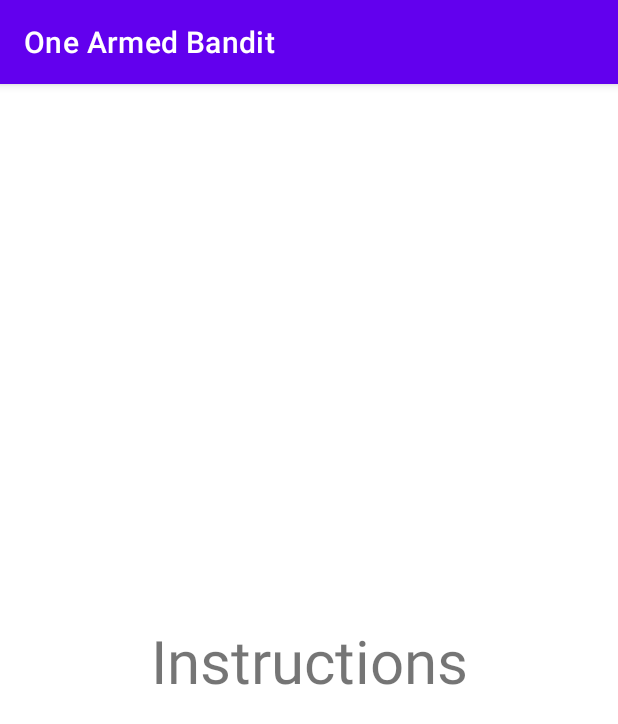
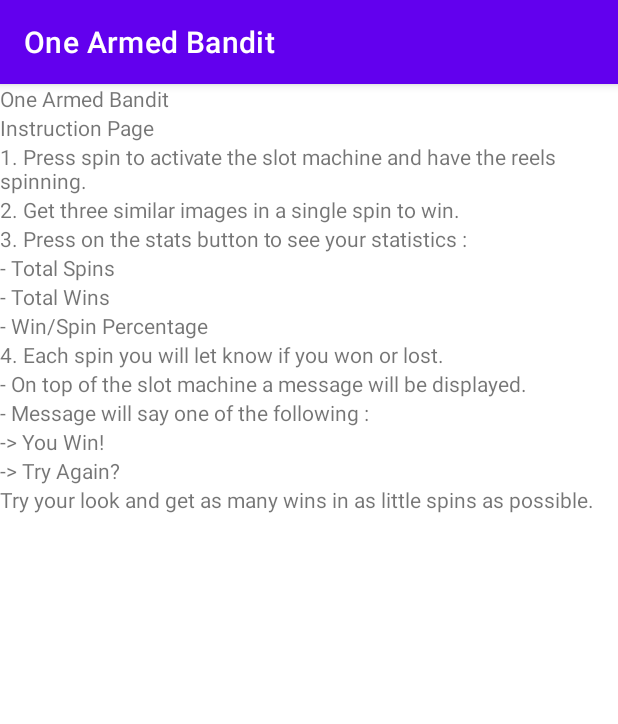
Before and after one commit to ndavido/One_Armed_Bandit, an Android app: the Instructions screen opened directly, with no data from a screen before it, on a phone screen of 412 x 824 dp. Shown: the top 724 px of the screen. Run offline under Robolectric (Android 15) with nearby library versions, the light colour scheme and no system bars.

Commit message:
Added RecyclerView for Instruction Page

```diff
--- a/app/src/main/java/com/example/onearmedbandit/Instructions.kt
+++ b/app/src/main/java/com/example/onearmedbandit/Instructions.kt
@@ -2,6 +2,9 @@ package com.example.onearmedbandit
 
 import androidx.appcompat.app.AppCompatActivity
 import android.os.Bundle
+import androidx.recyclerview.widget.RecyclerView
+import com.example.affirmations.adapter.ItemAdapter
+import com.example.onearmedbandit.data.Datasource
 
 /**
  * This activity allows the user to spin the reels in a slot machine
@@ -12,5 +15,15 @@ class Instructions : AppCompatActivity() {
     override fun onCreate(savedInstanceState: Bundle?) {
         super.onCreate(savedInstanceState)
         setContentView(R.layout.activity_instructions)
+
+        // Initialize data.
+        val myDataset = Datasource().loadRules()
+
+        val recyclerView = findViewById<RecyclerView>(R.id.recycler_view)
+        recyclerView.adapter = ItemAdapter(this, myDataset)
+
+        // Use this setting to improve performance if you know that changes
+        // in content do not change the layout size of the RecyclerView
+        recyclerView.setHasFixedSize(true)
     }
 }
--- /dev/null
+++ b/app/src/main/java/com/example/onearmedbandit/adapter/ItemAdapter.kt
@@ -0,0 +1,51 @@
+package com.example.affirmations.adapter
+
+import android.content.Context
+import android.view.LayoutInflater
+import android.view.View
+import android.view.ViewGroup
+import android.widget.TextView
+import androidx.recyclerview.widget.RecyclerView
+import com.example.onearmedbandit.R
+import com.example.onearmedbandit.model.Rules
+
+/**
+ * Adapter for the [RecyclerView] in [MainActivity]. Displays [Affirmation] data object.
+ */
+class ItemAdapter(
+    private val context: Context,
+    private val dataset: List<Rules>
+) : RecyclerView.Adapter<ItemAdapter.ItemViewHolder>() {
+
+    // Provide a reference to the views for each data item
+    // Complex data items may need more than one view per item, and
+    // you provide access to all the views for a data item in a view holder.
+    // Each data item is just an Affirmation object.
+    class ItemViewHolder(private val view: View) : RecyclerView.ViewHolder(view) {
+        val textView: TextView = view.findViewById(R.id.item_title)
+    }
+
+    /**
+     * Create new views (invoked by the layout manager)
+     */
+    override fun onCreateViewHolder(parent: ViewGroup, viewType: Int): ItemViewHolder {
+        // create a new view
+        val adapterLayout = LayoutInflater.from(parent.context)
+            .inflate(R.layout.list_item, parent, false)
+
+        return ItemViewHolder(adapterLayout)
+    }
+
+    /**
+     * Replace the contents of a view (invoked by the layout manager)
+     */
+    override fun onBindViewHolder(holder: ItemViewHolder, position: Int) {
+        val item = dataset[position]
+        holder.textView.text = context.resources.getString(item.stringResourceId)
+    }
+
+    /**
+     * Return the size of your dataset (invoked by the layout manager)
+     */
+    override fun getItemCount() = dataset.size
+}
--- /dev/null
+++ b/app/src/main/java/com/example/onearmedbandit/data/Datasource.kt
@@ -0,0 +1,26 @@
+package com.example.onearmedbandit.data
+
+import com.example.onearmedbandit.R
+import com.example.onearmedbandit.model.Rules
+
+class Datasource {
+
+    fun loadRules(): List<Rules> {
+        return listOf<Rules>(
+            Rules(R.string.rulesTitle),
+            Rules(R.string.rules1),
+            Rules(R.string.rules2),
+            Rules(R.string.rules3),
+            Rules(R.string.rules4),
+            Rules(R.string.rules5),
+            Rules(R.string.rules6),
+            Rules(R.string.rules7),
+            Rules(R.string.rules8),
+            Rules(R.string.rules9),
+            Rules(R.string.rules10),
+            Rules(R.string.rules11),
+            Rules(R.string.rules12),
+            Rules(R.string.rules13)
+        )
+    }
+}
--- /dev/null
+++ b/app/src/main/java/com/example/onearmedbandit/model/Rules.kt
@@ -0,0 +1,4 @@
+package com.example.onearmedbandit.model
+
+data class Rules(val stringResourceId: Int){
+}
--- a/app/src/main/res/layout/activity_instructions.xml
+++ b/app/src/main/res/layout/activity_instructions.xml
@@ -1,19 +1,16 @@
 <?xml version="1.0" encoding="utf-8"?>
-<androidx.constraintlayout.widget.ConstraintLayout xmlns:android="http://schemas.android.com/apk/res/android"
+<FrameLayout xmlns:android="http://schemas.android.com/apk/res/android"
     xmlns:app="http://schemas.android.com/apk/res-auto"
     xmlns:tools="http://schemas.android.com/tools"
     android:layout_width="match_parent"
     android:layout_height="match_parent"
-    tools:context=".Instructions">
+    tools:context=".MainActivity">
 
+    <androidx.recyclerview.widget.RecyclerView
+        android:id="@+id/recycler_view"
+        android:layout_width="match_parent"
+        android:layout_height="match_parent"
+        android:scrollbars="vertical"
+        app:layoutManager="LinearLayoutManager" />
 
-    <TextView
-        android:layout_width="wrap_content"
-        android:layout_height="wrap_content"
-        android:text="Instructions"
-        android:textSize="40sp"
-        app:layout_constraintBottom_toBottomOf="parent"
-        app:layout_constraintEnd_toEndOf="parent"
-        app:layout_constraintStart_toStartOf="parent"
-        app:layout_constraintTop_toTopOf="parent" />
-</androidx.constraintlayout.widget.ConstraintLayout>
+</FrameLayout>
--- a/app/src/main/res/layout/activity_statistics.xml
+++ b/app/src/main/res/layout/activity_statistics.xml
@@ -35,6 +35,8 @@
         android:text="TextView"
         app:layout_constraintBottom_toBottomOf="parent"
         app:layout_constraintEnd_toEndOf="parent"
+        app:layout_constraintHorizontal_bias="0.501"
         app:layout_constraintStart_toStartOf="parent"
-        app:layout_constraintTop_toBottomOf="@+id/textView" />
+        app:layout_constraintTop_toBottomOf="@+id/textView"
+        app:layout_constraintVertical_bias="0.494" />
 </androidx.constraintlayout.widget.ConstraintLayout>
--- /dev/null
+++ b/app/src/main/res/layout/list_item.xml
@@ -0,0 +1,5 @@
+<?xml version="1.0" encoding="utf-8"?>
+<TextView xmlns:android="http://schemas.android.com/apk/res/android"
+    android:id="@+id/item_title"
+    android:layout_width="wrap_content"
+    android:layout_height="wrap_content" />
--- a/app/src/main/res/values/strings.xml
+++ b/app/src/main/res/values/strings.xml
@@ -7,4 +7,18 @@
     <string name="TotalSpins">Total Spins: %d</string>
     <string name="TotalWins">Total Wins: %d</string>
     <string name="WinSpinRatio">Win/Spin Percentage: %d%%</string>
+    <string name="rulesTitle">One Armed Bandit</string>
+    <string name="rules1">Instruction Page</string>
+    <string name="rules2">1. Press spin to activate the slot machine and have the reels spinning.</string>
+    <string name="rules3">2. Get three similar images in a single spin to win.</string>
+    <string name="rules4">3. Press on the stats button to see your statistics :</string>
+    <string name="rules5">      - Total Spins</string>
+    <string name="rules6">      - Total Wins</string>
+    <string name="rules7">      - Win/Spin Percentage</string>
+    <string name="rules8">4. Each spin you will let know if you won or lost.</string>
+    <string name="rules9">      - On top of the slot machine a message will be displayed.</string>
+    <string name="rules10">      - Message will say one of the following :</string>
+    <string name="rules11">              -> You Win!</string>
+    <string name="rules12">              -> Try Again?</string>
+    <string name="rules13">Try your look and get as many wins in as little spins as possible.</string>
 </resources>
```
